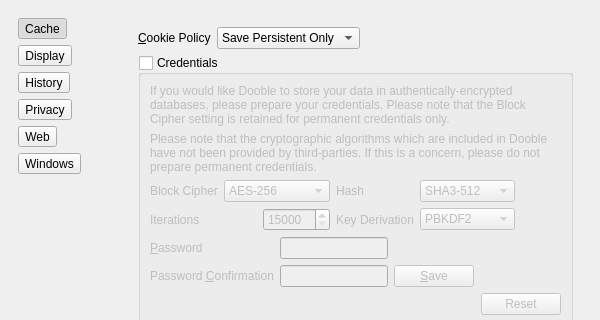
Before: the Qt Designer form 2.x/UI/dooble_settings.ui in textbrowser/dooble, drawn with Qt 5; both pictures show x 0 to 600 and y 0 to 320 of the 600 by 815 pixel window.
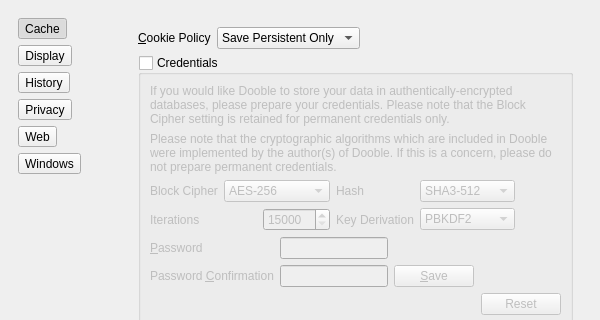
After: the same form once the commit is applied. The open tabs and pages were chosen to show the change. Icons and pictures are not drawn.

```diff
--- a/2.x/UI/dooble_settings.ui
+++ b/2.x/UI/dooble_settings.ui
@@ -733,7 +733,7 @@
                <x>0</x>
                <y>0</y>
                <width>481</width>
-               <height>686</height>
+               <height>732</height>
               </rect>
              </property>
              <layout class="QVBoxLayout" name="verticalLayout_8">
@@ -817,7 +817,7 @@
                  <item>
                   <widget class="QLabel" name="label_5">
                    <property name="text">
-                    <string>Please note that the cryptographic algorithms which are included in Dooble have not been provided by third-parties. If this is a concern, please do not prepare permanent credentials.</string>
+                    <string>Please note that the cryptographic algorithms which are included in Dooble were implemented by the author(s) of Dooble. If this is a concern, please do not prepare permanent credentials.</string>
                    </property>
                    <property name="wordWrap">
                     <bool>true</bool>
```
